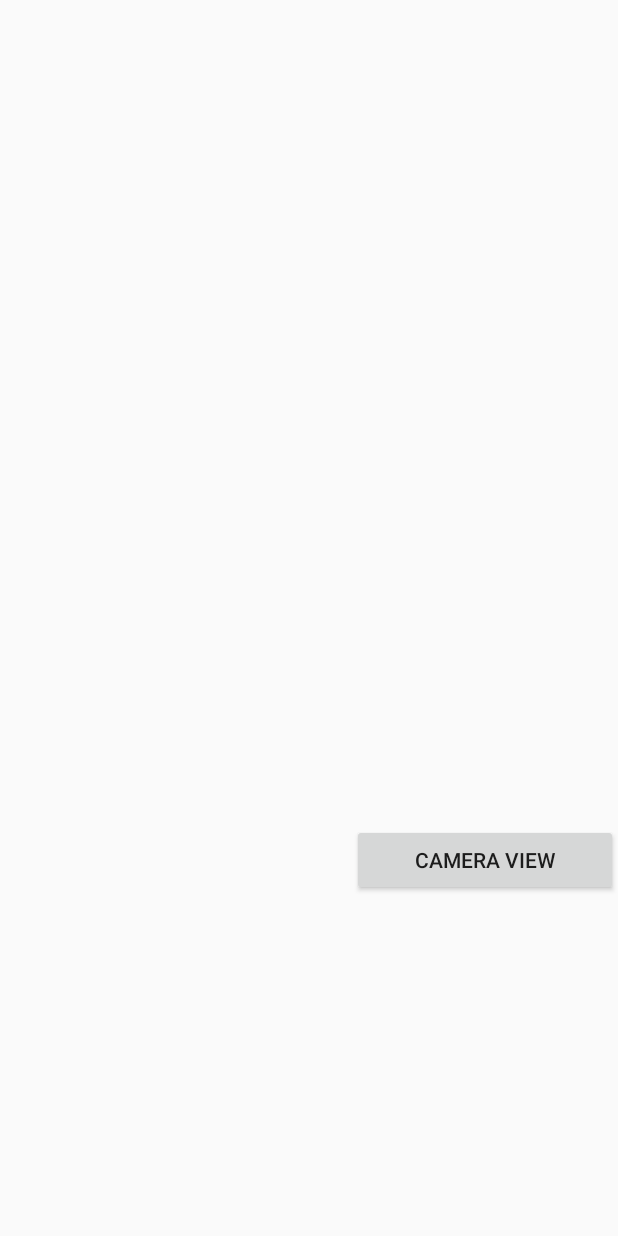
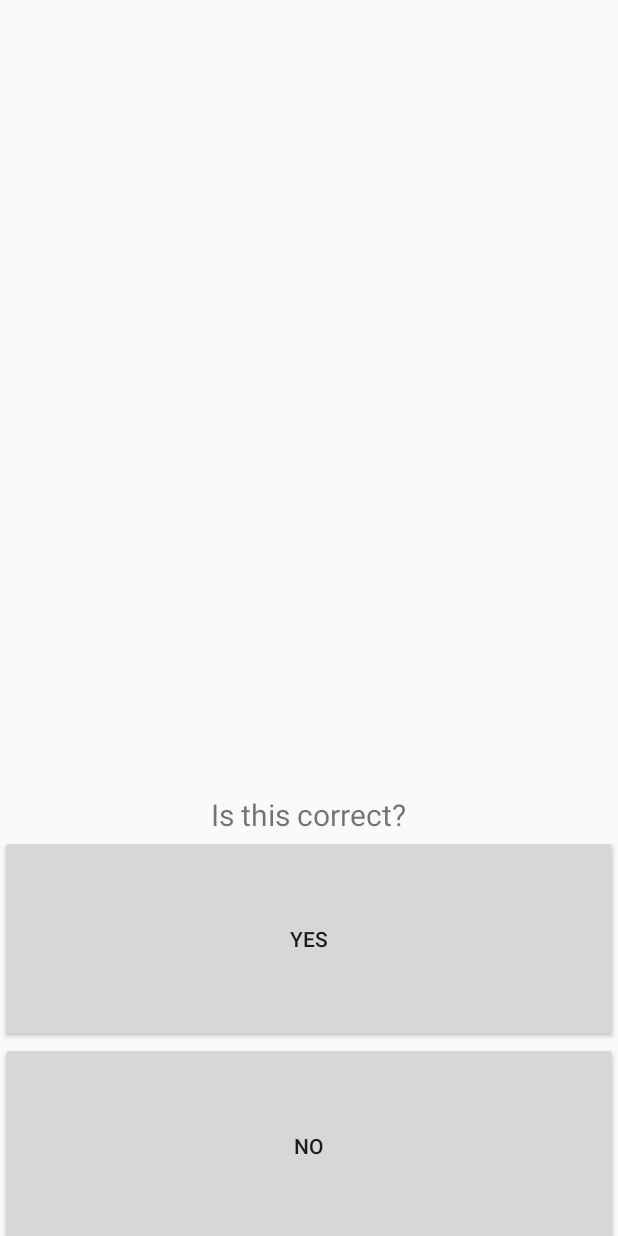
Before and after one commit to RichardPrincen/Native-Android-Iris-Recognition, an Android app: the ImageViewActivity screen opened directly, with no data from a screen before it, on a phone screen of 412 x 824 dp. Run offline under Robolectric (Android 15) with nearby library versions, the phone set to English and light mode, and no system bars; 6 statements that could not run were skipped.

Commit message:
LBP and chi squared
Moved the LBP from the c++ to java side. Added the function to take two pictures, confirm they are correct (still normalized images onyl) and compare the two. LBP very slow. Will need threading most likely

```diff
--- a/app/src/main/java/com/example/richard/nativeandroidopencv/ImageViewActivity.java
+++ b/app/src/main/java/com/example/richard/nativeandroidopencv/ImageViewActivity.java
@@ -33,9 +33,9 @@ public class ImageViewActivity extends Activity
 		imageViewContent = new Mat();
 		Utils.bitmapToMat(passed, imageViewContent);
 
-		Point pt = new Point(imageViewContent.rows()/2, imageViewContent.cols()/2);
-		Mat r = Imgproc.getRotationMatrix2D(pt, -90, 1.0);
-		Imgproc.warpAffine(imageViewContent, imageViewContent, r, new Size(imageViewContent.rows(), imageViewContent.cols()));
+//		Point pt = new Point(imageViewContent.rows()/2, imageViewContent.cols()/2);
+//		Mat r = Imgproc.getRotationMatrix2D(pt, -90, 1.0);
+//		Imgproc.warpAffine(imageViewContent, imageViewContent, r, new Size(imageViewContent.rows(), imageViewContent.cols()));
 
 		changeImageView(imageViewContent);
 	}
@@ -54,11 +54,19 @@ public class ImageViewActivity extends Activity
 		});
 	}
 
-	public void cameraViewButtonClicked(View view)
+	public void buttonYesClicked(View view)
 	{
 		Intent returnToCameraView = new Intent();
+		returnToCameraView.putExtra("result",1);
 		setResult(RESULT_OK, returnToCameraView);
-		//imageViewContent.release();
+		finish();
+	}
+
+	public void buttonNoClicked(View view)
+	{
+		Intent returnToCameraView = new Intent();
+		returnToCameraView.putExtra("result",0);
+		setResult(RESULT_OK, returnToCameraView);
 		finish();
 	}
 }
--- a/app/src/main/res/layout/activity_image_display.xml
+++ b/app/src/main/res/layout/activity_image_display.xml
@@ -3,23 +3,41 @@
               xmlns:tools="http://schemas.android.com/tools"
               android:layout_width="match_parent"
               android:layout_height="match_parent"
-              android:orientation="vertical">
+              android:orientation="vertical"
+              android:weightSum="1">
 
     <ImageView
         android:id="@+id/imageView"
         android:layout_width="fill_parent"
-        android:layout_height="549dp"
+        android:layout_height="328dp"
         tools:layout_editor_absoluteX="0dp"
-        tools:layout_editor_absoluteY="0dp"/>
+        tools:layout_editor_absoluteY="0dp"
+        android:layout_weight="0.46"/>
+    <TextView
+        android:layout_width="wrap_content"
+        android:layout_height="wrap_content"
+        android:layout_gravity="center"
+        android:text="Is this correct?"
+        android:textSize="20dp"/>
 
     <Button
-        android:id="@+id/button"
-        android:layout_width="177dp"
-        android:layout_height="wrap_content"
-        android:onClick="cameraViewButtonClicked"
-        android:text="Camera View"
-        android:layout_gravity="right"
-        tools:layout_editor_absoluteX="0dp"
-        tools:layout_editor_absoluteY="0dp"/>
+        android:id="@+id/buttonYes"
+        android:layout_width="match_parent"
+        android:layout_height="15dp"
+        android:layout_gravity="bottom"
+        android:layout_weight="0.28"
+        android:onClick="buttonYesClicked"
+        android:text="Yes"/>
+
+    <Button
+        android:id="@+id/buttonNo"
+        android:layout_width="match_parent"
+        android:layout_height="15dp"
+        android:layout_gravity="bottom"
+        android:onClick="buttonNoClicked"
+        android:text="No"
+        android:layout_weight="0.28"/>
+
+
 
 </LinearLayout>
```
Also changed, not shown: app/src/main/java/com/example/richard/nativeandroidopencv/CameraAuthenticateActivity.java (+172 -8 lines), 1 other file.
